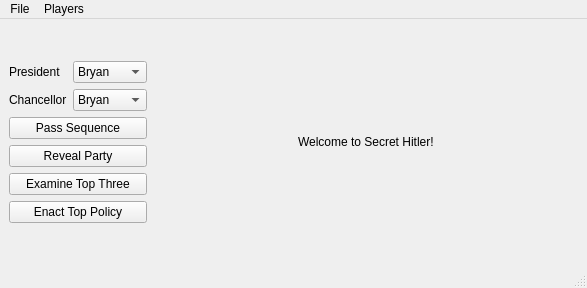
Qt form mainwindow.ui (ae6nr/secret_hitler) before a commit.
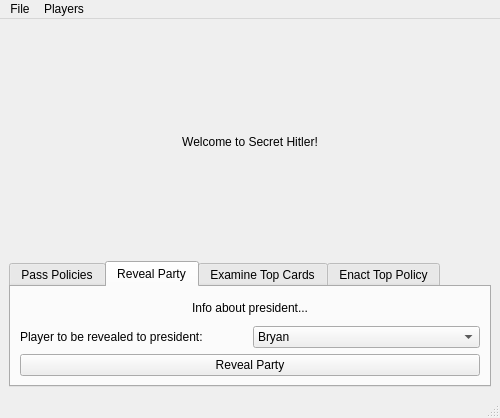
The same form after that commit. The open tabs and pages were chosen to show the change.

Commit message: Updated UI so controls are simpler

Patch:
```diff
--- a/mainwindow.ui
+++ b/mainwindow.ui
@@ -6,17 +6,70 @@
    <rect>
     <x>0</x>
     <y>0</y>
-    <width>587</width>
-    <height>288</height>
+    <width>500</width>
+    <height>418</height>
    </rect>
   </property>
   <property name="windowTitle">
    <string>MainWindow</string>
   </property>
   <widget class="QWidget" name="centralwidget">
-   <layout class="QGridLayout" name="gridLayout">
+   <layout class="QGridLayout" name="gridLayout_6">
     <item row="0" column="0">
      <layout class="QVBoxLayout" name="verticalLayout_2">
+      <item>
+       <spacer name="verticalSpacer">
+        <property name="orientation">
+         <enum>Qt::Vertical</enum>
+        </property>
+        <property name="sizeHint" stdset="0">
+         <size>
+          <width>20</width>
+          <height>40</height>
+         </size>
+        </property>
+       </spacer>
+      </item>
+      <item>
+       <layout class="QGridLayout" name="gridLayout_5">
+        <item row="0" column="1">
+         <widget class="QLabel" name="label_3">
+          <property name="text">
+           <string>Welcome to Secret Hitler!</string>
+          </property>
+          <property name="alignment">
+           <set>Qt::AlignCenter</set>
+          </property>
+         </widget>
+        </item>
+        <item row="0" column="0">
+         <spacer name="horizontalSpacer">
+          <property name="orientation">
+           <enum>Qt::Horizontal</enum>
+          </property>
+          <property name="sizeHint" stdset="0">
+           <size>
+            <width>40</width>
+            <height>20</height>
+           </size>
+          </property>
+         </spacer>
+        </item>
+        <item row="0" column="2">
+         <spacer name="horizontalSpacer_2">
+          <property name="orientation">
+           <enum>Qt::Horizontal</enum>
+          </property>
+          <property name="sizeHint" stdset="0">
+           <size>
+            <width>40</width>
+            <height>20</height>
+           </size>
+          </property>
+         </spacer>
+        </item>
+       </layout>
+      </item>
       <item>
        <spacer name="verticalSpacer_2">
         <property name="orientation">
@@ -31,8 +84,16 @@
        </spacer>
       </item>
       <item>
-       <layout class="QHBoxLayout" name="horizontalLayout_4">
-        <item>
+       <widget class="QTabWidget" name="tabWidget">
+        <property name="currentIndex">
+         <number>0</number>
+        </property>
+        <widget class="QWidget" name="tab">
+         <attribute name="title">
+          <string>Pass Policies</string>
+         </attribute>
+         <layout class="QGridLayout" name="gridLayout">
+          <item row="0" column="0">
          <layout class="QVBoxLayout" name="verticalLayout">
           <item>
            <layout class="QHBoxLayout" name="horizontalLayout">
@@ -167,17 +228,120 @@
           <item>
            <widget class="QPushButton" name="pushButton_pass">
             <property name="text">
-             <string>Pass Sequence</string>
+               <string>Pass Policies</string>
             </property>
            </widget>
           </item>
+           </layout>
+          </item>
+         </layout>
+        </widget>
+        <widget class="QWidget" name="tab_2">
+         <attribute name="title">
+          <string>Reveal Party</string>
+         </attribute>
+         <layout class="QGridLayout" name="gridLayout_3">
+          <item row="0" column="0">
+           <widget class="QLabel" name="label_pres_info_1">
+            <property name="text">
+             <string>Info about president...</string>
+            </property>
+            <property name="alignment">
+             <set>Qt::AlignCenter</set>
+            </property>
+           </widget>
+          </item>
+          <item row="1" column="0">
+           <layout class="QHBoxLayout" name="horizontalLayout_3">
           <item>
+             <widget class="QLabel" name="label_4">
+              <property name="text">
+               <string>Player to be revealed to president:</string>
+              </property>
+             </widget>
+            </item>
+            <item>
+             <widget class="QComboBox" name="comboBox_about_player">
+              <item>
+               <property name="text">
+                <string>Bryan</string>
+               </property>
+              </item>
+              <item>
+               <property name="text">
+                <string>Kristen</string>
+               </property>
+              </item>
+              <item>
+               <property name="text">
+                <string>Jason</string>
+               </property>
+              </item>
+              <item>
+               <property name="text">
+                <string>Bryant</string>
+               </property>
+              </item>
+              <item>
+               <property name="text">
+                <string>Josh</string>
+               </property>
+              </item>
+              <item>
+               <property name="text">
+                <string>Monica</string>
+               </property>
+              </item>
+              <item>
+               <property name="text">
+                <string>Jackson</string>
+               </property>
+              </item>
+              <item>
+               <property name="text">
+                <string>Aleska</string>
+               </property>
+              </item>
+              <item>
+               <property name="text">
+                <string>Judith</string>
+               </property>
+              </item>
+              <item>
+               <property name="text">
+                <string>Benj</string>
+               </property>
+              </item>
+             </widget>
+            </item>
+           </layout>
+          </item>
+          <item row="2" column="0">
            <widget class="QPushButton" name="pushButton_reveal">
             <property name="text">
              <string>Reveal Party</string>
             </property>
            </widget>
           </item>
+         </layout>
+        </widget>
+        <widget class="QWidget" name="tab_3">
+         <attribute name="title">
+          <string>Examine Top Cards</string>
+         </attribute>
+         <layout class="QGridLayout" name="gridLayout_2">
+          <item row="0" column="0">
+           <layout class="QVBoxLayout" name="verticalLayout_3">
+            <item>
+             <widget class="QLabel" name="label_pres_info_2">
+              <property name="text">
+               <string>Info about president...</string>
+              </property>
+              <property name="alignment">
+               <set>Qt::AlignCenter</set>
+              </property>
+             </widget>
+            </item>
           <item>
            <widget class="QPushButton" name="pushButton_examine">
             <property name="text">
@@ -185,7 +349,16 @@
             </property>
            </widget>
           </item>
-          <item>
+           </layout>
+          </item>
+         </layout>
+        </widget>
+        <widget class="QWidget" name="tab_4">
+         <attribute name="title">
+          <string>Enact Top Policy</string>
+         </attribute>
+         <layout class="QGridLayout" name="gridLayout_4">
+          <item row="0" column="0">
            <widget class="QPushButton" name="pushButton_enact">
             <property name="text">
              <string>Enact Top Policy</string>
@@ -193,58 +366,8 @@
            </widget>
           </item>
          </layout>
-        </item>
-        <item>
-         <layout class="QHBoxLayout" name="horizontalLayout_3">
-          <item>
-           <spacer name="horizontalSpacer_2">
-            <property name="orientation">
-             <enum>Qt::Horizontal</enum>
-            </property>
-            <property name="sizeHint" stdset="0">
-             <size>
-              <width>88</width>
-              <height>20</height>
-             </size>
-            </property>
-           </spacer>
-          </item>
-          <item>
-           <widget class="QLabel" name="label_3">
-            <property name="text">
-             <string>Welcome to Secret Hitler!</string>
-            </property>
-           </widget>
-          </item>
-          <item>
-           <spacer name="horizontalSpacer_3">
-            <property name="orientation">
-             <enum>Qt::Horizontal</enum>
-            </property>
-            <property name="sizeHint" stdset="0">
-             <size>
-              <width>40</width>
-              <height>20</height>
-             </size>
-            </property>
-           </spacer>
-          </item>
-         </layout>
-        </item>
-       </layout>
-      </item>
-      <item>
-       <spacer name="verticalSpacer">
-        <property name="orientation">
-         <enum>Qt::Vertical</enum>
-        </property>
-        <property name="sizeHint" stdset="0">
-         <size>
-          <width>20</width>
-          <height>40</height>
-         </size>
-        </property>
-       </spacer>
+        </widget>
+       </widget>
       </item>
      </layout>
     </item>
@@ -255,7 +378,7 @@
     <rect>
      <x>0</x>
      <y>0</y>
-     <width>587</width>
+     <width>500</width>
      <height>26</height>
     </rect>
    </property>
```
Lines whose indentation alone changed are shown as unchanged. The commit also changes 3 other files.
